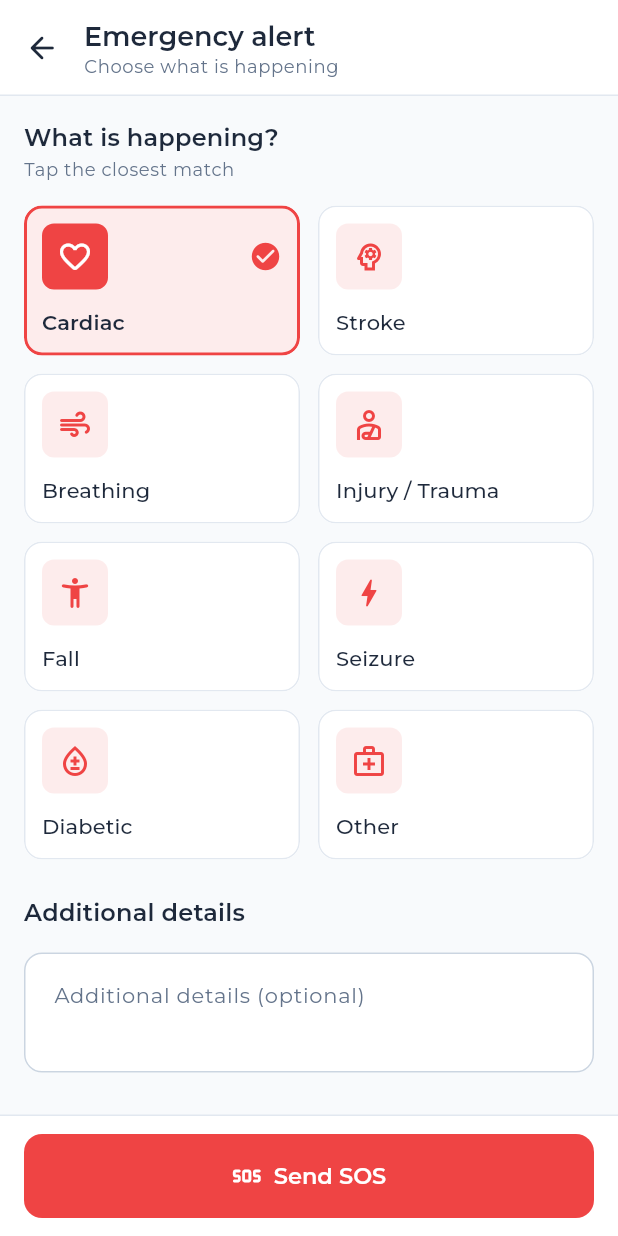
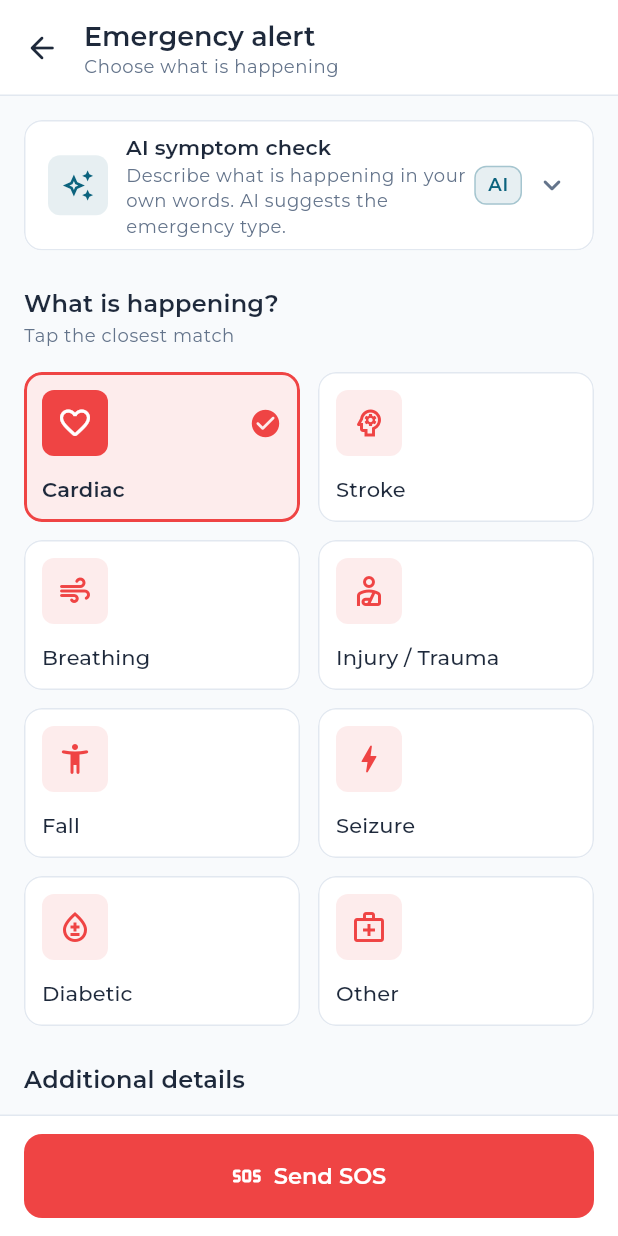
Before and after one commit to shehryar-ahmed44172/MediFind_FYP_Project, a Flutter app: the EmergencyScreen screen opened by its route, on a phone screen of 412 x 824 dp. Run offline on Flutter 3.47's test engine with Material 3 defaults, Android fonts, the phone set to English and light mode, and no system bars; our stand-ins replace connectivity_plus, dio, file_picker, flutter_local_notifications, flutter_riverpod, flutter_tts and 13 more; missing offline and left inert: flutter_background_service, flutter_stripe, record; accounts and stored records are empty; project files that could hold a hidden picture were left out.

Commit message:
feat: AI symptom check visible for every patient
- AI symptom check card sits above the emergency types (open by default for deaf patients)
- Shows the suggested type, confidence and reasoning inline
- AI quick messages load when the tracking screen opens

```diff
--- a/lib/presentation/screens/emergency/emergency_screen.dart
+++ b/lib/presentation/screens/emergency/emergency_screen.dart
@@ -24,7 +24,8 @@
   final _symptomsController = TextEditingController();
   bool _isFetchingLocation = false;
   bool _isClassifying = false;
-  bool _showTextClassifier = false;
+  bool? _showTextClassifier; // null = default (open for deaf / text-only patients)
+  Map<String, dynamic>? _aiResult;
   final FocusNode _otherFocusNode = FocusNode();
 
   // Values match the backend's specialist routing (SPECIALIST_MAP) + FALL/OTHER.
@@ -50,17 +51,26 @@
   Future<void> _classifySymptoms() async {
     final symptoms = _symptomsController.text.trim();
     if (symptoms.isEmpty) return;
-    setState(() => _isClassifying = true);
+    FocusScope.of(context).unfocus();
+    setState(() {
+      _isClassifying = true;
+      _aiResult = null;
+    });
     try {
       final apiClient = ref.read(apiClientProvider);
       final result = await apiClient.classifyEmergencySymptoms(symptoms);
       final type = result['emergencyType'] as String?;
-      if (type != null && mounted) {
+      final confidence = (result['confidence'] as num?)?.toDouble() ?? 0;
+      if (type == null || confidence <= 0) {
+        throw StateError('classification unavailable');
+      }
+      if (mounted) {
         final knownValues = _emergencyTypes.map((e) => e['value'] as String).toSet();
         // Map classifier output to the screen's type list (best-effort)
         final mapped = knownValues.contains(type) ? type : _mapClassifierType(type);
         final reasoning = result['reasoning'] as String?;
         setState(() {
+          _aiResult = {'type': mapped, 'confidence': confidence, 'reasoning': reasoning ?? ''};
           _selectedEmergencyType = mapped;
           if (mapped == EmergencyTypes.other && reasoning != null && reasoning.isNotEmpty) {
             _additionalInfoController.text = reasoning;
@@ -318,15 +328,13 @@
               const SizedBox(height: MfSpace.md),
             ],
 
+            // AI symptom check (Gemini): describe in words, AI picks the emergency type.
+            _buildTextClassifierCard(context, expandedByDefault: isDeafPatient),
+            const SizedBox(height: MfSpace.lg),
+
             const MfSectionTitle('What is happening?', subtitle: 'Tap the closest match'),
             const SizedBox(height: MfSpace.xs),
             _buildTypeGrid(),
-
-            // Deaf / text-only patients: AI symptom classifier as a secondary option.
-            if (isDeafPatient) ...[
-              const SizedBox(height: MfSpace.md),
-              _buildTextClassifierCard(context),
-            ],
 
             const SizedBox(height: MfSpace.lg),
             const MfSectionTitle('Additional details'),
@@ -392,26 +400,32 @@
     );
   }
 
-  Widget _buildTextClassifierCard(BuildContext context) {
+  Widget _buildTextClassifierCard(BuildContext context, {required bool expandedByDefault}) {
     final text = Theme.of(context).textTheme;
     final cs = Theme.of(context).colorScheme;
+    final expanded = _showTextClassifier ?? expandedByDefault;
+    final result = _aiResult;
     return MfCard(
       padding: EdgeInsets.zero,
       child: Column(
         crossAxisAlignment: CrossAxisAlignment.stretch,
         children: [
           MfIconTile(
-            icon: Icons.keyboard_outlined,
-            label: 'Describe in text',
-            subtitle: 'Type your symptoms and AI suggests the emergency type',
+            icon: Icons.auto_awesome_outlined,
+            label: 'AI symptom check',
+            subtitle: 'Describe what is happening in your own words. AI suggests the emergency type.',
             showChevron: false,
-            trailing: Icon(
-              _showTextClassifier ? Icons.expand_less_rounded : Icons.expand_more_rounded,
-              color: cs.onSurfaceVariant,
+            trailing: Row(
+              mainAxisSize: MainAxisSize.min,
+              children: [
+                const MfStatusChip(label: 'AI', tone: MfTone.primary),
+                const SizedBox(width: MfSpace.xs),
+                Icon(expanded ? Icons.expand_less_rounded : Icons.expand_more_rounded, color: cs.onSurfaceVariant),
+              ],
             ),
-            onTap: () => setState(() => _showTextClassifier = !_showTextClassifier),
+            onTap: () => setState(() => _showTextClassifier = !expanded),
           ),
-          if (_showTextClassifier)
+          if (expanded)
             Padding(
               padding: const EdgeInsets.fromLTRB(MfSpace.md, 0, MfSpace.md, MfSpace.md),
               child: Column(
@@ -422,19 +436,33 @@
                     maxLines: 3,
                     minLines: 2,
                     style: text.bodyLarge,
+                    textInputAction: TextInputAction.done,
                     decoration: const InputDecoration(
                       labelText: 'What do you feel?',
-                      hintText: 'e.g. chest pain, difficulty breathing',
+                      hintText: 'e.g. sudden chest pain spreading to my left arm',
                       alignLabelWithHint: true,
                     ),
                   ),
                   const SizedBox(height: MfSpace.sm),
                   MfSecondaryButton(
-                    label: _isClassifying ? 'Classifying…' : 'Suggest emergency type',
+                    label: _isClassifying ? 'Checking symptoms…' : 'Suggest emergency type',
                     icon: Icons.auto_awesome_outlined,
                     loading: _isClassifying,
                     onPressed: _isClassifying ? null : _classifySymptoms,
                   ),
+                  if (result != null) ...[
+                    const SizedBox(height: MfSpace.sm),
+                    MfInfoBanner(
+                      icon: Icons.auto_awesome_outlined,
+                      tone: MfTone.success,
+                      title: 'AI suggests: ${EmergencyTypes.label(result['type'] as String)} '
+                          '(${((result['confidence'] as double) * 100).round()}% sure)',
+                      message: [
+                        if ((result['reasoning'] as String).isNotEmpty) result['reasoning'] as String,
+                        'Selected below. You can change it before sending.',
+                      ].join('\n'),
+                    ),
+                  ],
                 ],
               ),
             ),
```
Also changed, not shown: lib/presentation/screens/emergency/emergency_tracking_screen.dart (+11 -2 lines).
